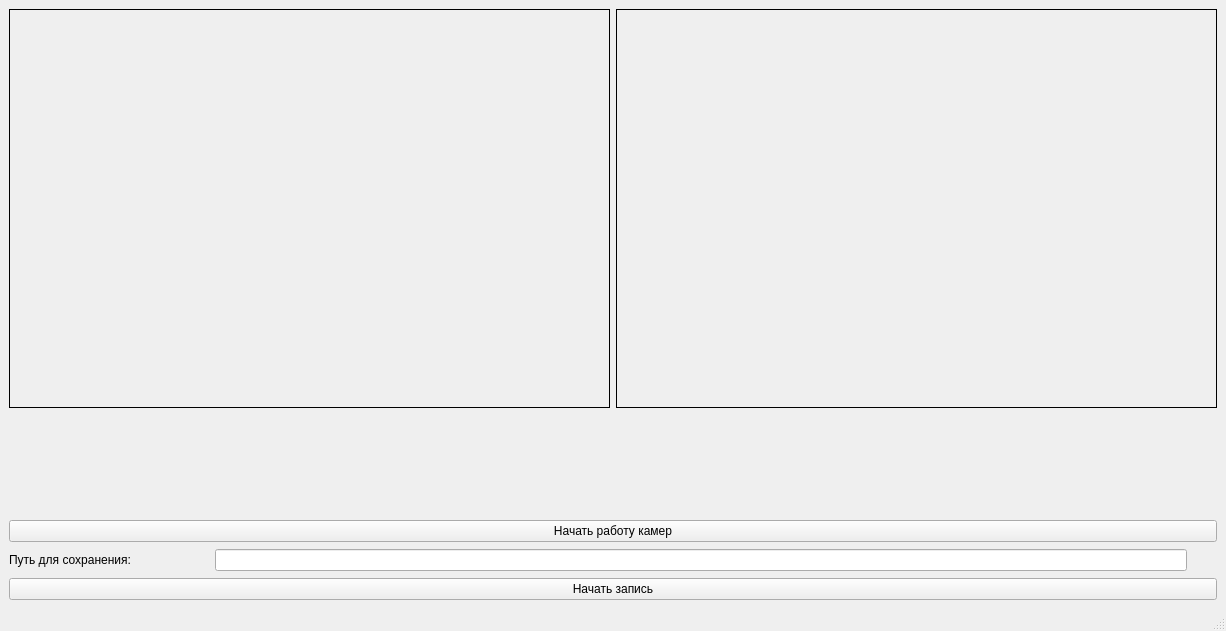
Old version of the form BaslerWindow.ui in the repository Lom-Karatist/BaslerTest.
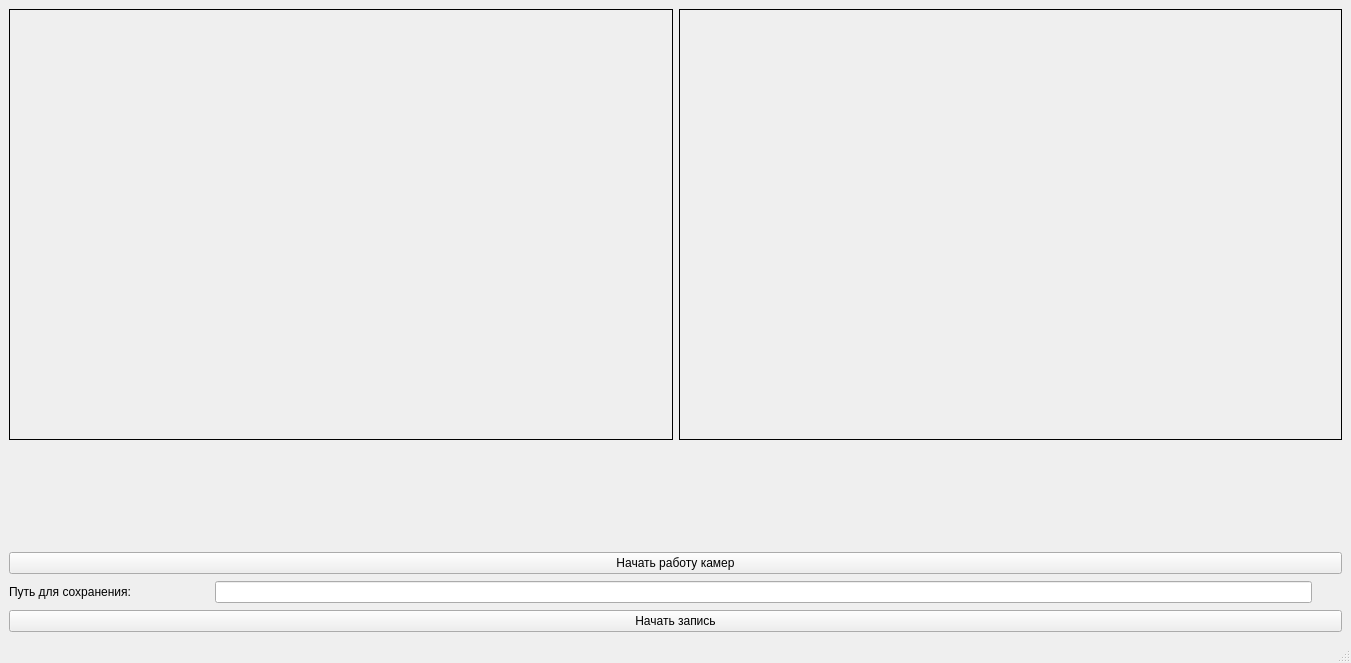
New version of the form. Icons and pictures are not drawn. Custom widgets are drawn as their Qt base class.

Patch:
```diff
--- a/BaslerWindow.ui
+++ b/BaslerWindow.ui
@@ -6,8 +6,8 @@
    <rect>
     <x>0</x>
     <y>0</y>
-    <width>1226</width>
-    <height>631</height>
+    <width>1351</width>
+    <height>663</height>
    </rect>
   </property>
   <property name="windowTitle">
@@ -28,7 +28,7 @@
         <property name="minimumSize">
          <size>
           <width>600</width>
-          <height>300</height>
+          <height>400</height>
          </size>
         </property>
         <property name="frameShape">
@@ -50,7 +50,7 @@
         <property name="minimumSize">
          <size>
           <width>600</width>
-          <height>300</height>
+          <height>400</height>
          </size>
         </property>
         <property name="frameShape">
```
Left out of the diff: 2 changed lines with no effect on the pictures.
